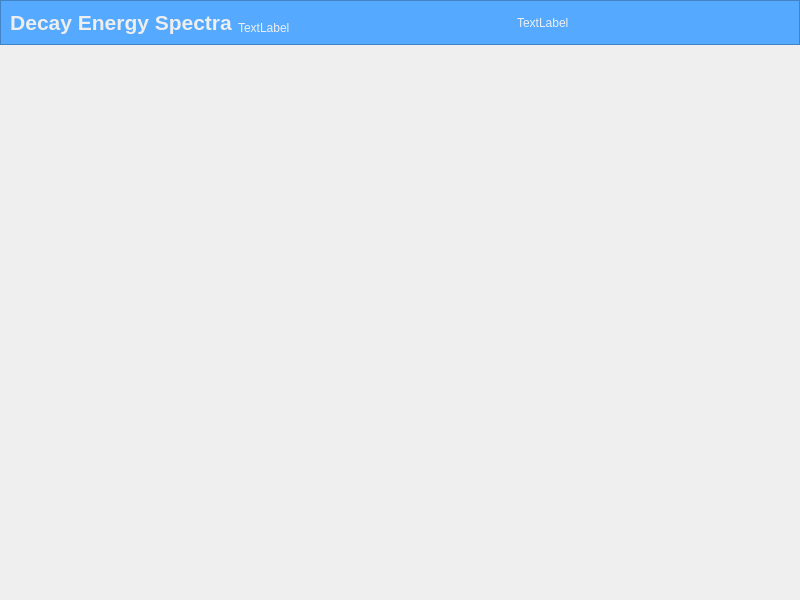
ziemastz/DES_v2, file UI/DEC/mainwindow.ui: the form before one commit.
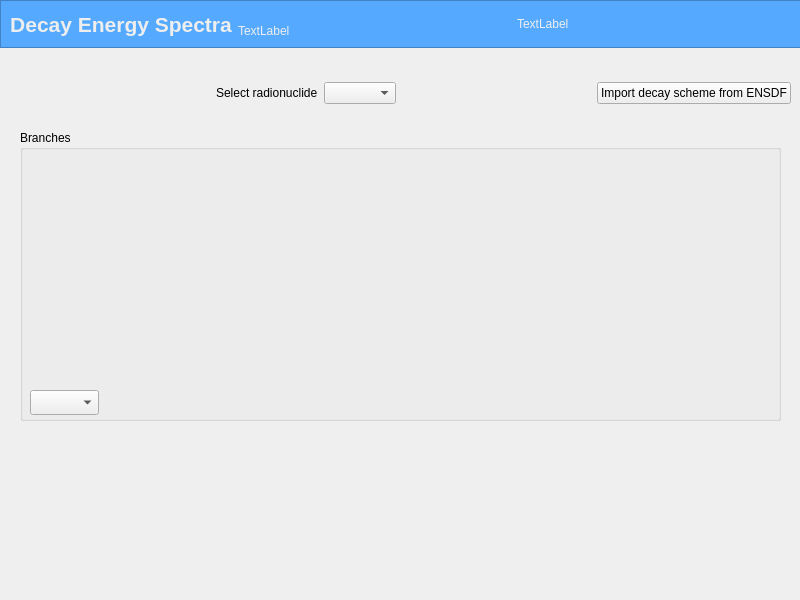
The form after the commit. Icons and pictures are not drawn.

Diff of the .ui file:
```diff
--- a/UI/DEC/mainwindow.ui
+++ b/UI/DEC/mainwindow.ui
@@ -14,24 +14,15 @@
    <string>MainWindow</string>
   </property>
   <widget class="QWidget" name="centralwidget">
-   <layout class="QGridLayout" name="gridLayout_2">
-    <property name="leftMargin">
-     <number>0</number>
-    </property>
-    <property name="topMargin">
-     <number>0</number>
-    </property>
-    <property name="rightMargin">
-     <number>0</number>
-    </property>
-    <property name="bottomMargin">
-     <number>0</number>
-    </property>
-    <property name="spacing">
-     <number>0</number>
-    </property>
-    <item row="0" column="0" colspan="2">
      <widget class="QFrame" name="frame_top">
+    <property name="geometry">
+     <rect>
+      <x>0</x>
+      <y>0</y>
+      <width>801</width>
+      <height>48</height>
+     </rect>
+    </property>
       <property name="styleSheet">
        <string notr="true">background-color: rgb(85, 170, 255);
 color: rgb(238, 238, 238)
@@ -111,23 +102,130 @@
        </item>
       </layout>
      </widget>
-    </item>
-    <item row="1" column="1">
-     <widget class="QStackedWidget" name="stackedWidget">
-      <property name="sizePolicy">
-       <sizepolicy hsizetype="Expanding" vsizetype="Expanding">
-        <horstretch>0</horstretch>
-        <verstretch>0</verstretch>
-       </sizepolicy>
-      </property>
-      <widget class="QWidget" name="page_1"/>
-      <widget class="QWidget" name="page_2"/>
+   <widget class="QGroupBox" name="groupBox">
+    <property name="geometry">
+     <rect>
+      <x>20</x>
+      <y>130</y>
+      <width>761</width>
+      <height>291</height>
+     </rect>
+    </property>
+    <property name="title">
+     <string>Branches</string>
+    </property>
+    <widget class="QComboBox" name="comboBox_2">
+     <property name="geometry">
+      <rect>
+       <x>10</x>
+       <y>260</y>
+       <width>69</width>
+       <height>25</height>
+      </rect>
+     </property>
+     <property name="minimumSize">
+      <size>
+       <width>0</width>
+       <height>25</height>
+      </size>
+     </property>
+    </widget>
+    <widget class="QPushButton" name="pushButton_2">
+     <property name="geometry">
+      <rect>
+       <x>90</x>
+       <y>260</y>
+       <width>41</width>
+       <height>21</height>
+      </rect>
+     </property>
+     <property name="toolTip">
+      <string>More deatails</string>
+     </property>
+     <property name="statusTip">
+      <string>More deatails</string>
+     </property>
+     <property name="whatsThis">
+      <string>More deatails</string>
+     </property>
+     <property name="text">
+      <string/>
+     </property>
+     <property name="icon">
+      <iconset resource="resources.qrc">
+       <normaloff>:/Images/more_details.png</normaloff>:/Images/more_details.png</iconset>
+     </property>
+     <property name="iconSize">
+      <size>
+       <width>25</width>
+       <height>25</height>
+      </size>
+     </property>
+     <property name="flat">
+      <bool>true</bool>
+     </property>
+    </widget>
+   </widget>
+   <widget class="QWidget" name="layoutWidget">
+    <property name="geometry">
+     <rect>
+      <x>20</x>
+      <y>80</y>
+      <width>771</width>
+      <height>26</height>
+     </rect>
+    </property>
+    <layout class="QHBoxLayout" name="horizontalLayout">
+     <item>
+      <spacer name="horizontalSpacer_3">
+       <property name="orientation">
+        <enum>Qt::Horizontal</enum>
+       </property>
+       <property name="sizeHint" stdset="0">
+        <size>
+         <width>40</width>
+         <height>20</height>
+        </size>
+       </property>
+      </spacer>
+     </item>
+     <item>
+      <widget class="QLabel" name="label">
+       <property name="text">
+        <string>Select radionuclide</string>
+       </property>
+      </widget>
+     </item>
+     <item>
+      <widget class="QComboBox" name="comboBox"/>
+     </item>
+     <item>
+      <spacer name="horizontalSpacer_4">
+       <property name="orientation">
+        <enum>Qt::Horizontal</enum>
+       </property>
+       <property name="sizeHint" stdset="0">
+        <size>
+         <width>40</width>
+         <height>20</height>
+        </size>
+       </property>
+      </spacer>
+     </item>
+     <item>
+      <widget class="QPushButton" name="pushButton">
+       <property name="text">
+        <string>Import decay scheme from ENSDF</string>
+       </property>
      </widget>
     </item>
    </layout>
   </widget>
  </widget>
- <resources/>
+ </widget>
+ <resources>
+  <include location="resources.qrc"/>
+ </resources>
  <connections/>
  <buttongroups>
   <buttongroup name="buttonGroup"/>
```
Left out of the diff: 3 changed lines with no effect on the pictures. Lines whose indentation alone changed are shown as unchanged.
